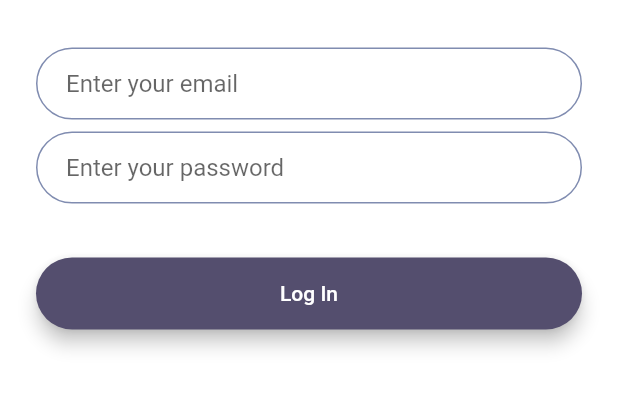
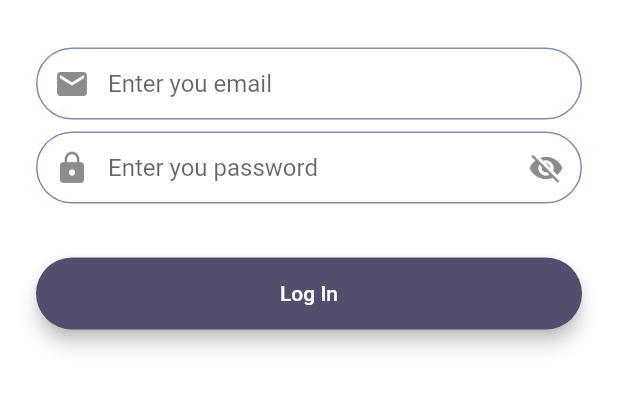
Before and after one commit to vivu001/chat-messenger, a Flutter app: the RegistrationScreen screen opened by its route, after a tap on "Register", on a phone screen of 412 x 824 dp, the part 509-920 px from its top. Run offline on Flutter 3.47's test engine with Material 2 defaults, Android fonts, the light colour scheme and no system bars; our stand-ins replace animated_text_kit.

Commit message:
added icons for input box & visibility for password

```diff
--- a/lib/constants.dart
+++ b/lib/constants.dart
@@ -31,4 +31,5 @@ const kInputBoxDecoration = InputDecoration(
   focusedBorder: OutlineInputBorder(
     borderSide: BorderSide(color: Color(0xFF808CB0), width: 2.0),
     borderRadius: BorderRadius.all(Radius.circular(32.0)),
-    ));
+  ),
+);
--- a/lib/screens/login_screen.dart
+++ b/lib/screens/login_screen.dart
@@ -14,6 +14,14 @@ class LoginScreen extends StatefulWidget {
 class _LoginScreenState extends State<LoginScreen> {
   String email;
   String password;
+
+  bool _isHidden = true;
+
+  void _toggleVisibility() {
+    setState(() {
+      _isHidden = !_isHidden;
+    });
+  }
 
   @override
   Widget build(BuildContext context) {
@@ -36,19 +44,30 @@ class _LoginScreenState extends State<LoginScreen> {
               height: 32.0,
             ),
             TextField(
-                onChanged: (value) {
-                  email = value;
-                },
-                decoration: kInputBoxDecoration.copyWith(hintText: 'Enter your email')),
-             SizedBox(
+              onChanged: (value) {
+                email = value;
+              },
+              decoration:
+              kInputBoxDecoration.copyWith(hintText: 'Enter you email')
+                  .copyWith(prefixIcon: Icon(Icons.email)),
+              keyboardAppearance: Brightness.dark,
+              keyboardType: TextInputType.emailAddress,
+            ),
+            SizedBox(
               height: 8.0,
             ),
             TextField(
               onChanged: (value) {
                 password = value;
               },
-              decoration: kInputBoxDecoration.copyWith(hintText: 'Enter your password'),
-              obscureText: true,
+              decoration: kInputBoxDecoration.copyWith(hintText: 'Enter you password').copyWith(
+                  prefixIcon: Icon(Icons.lock),
+                  suffixIcon: IconButton(
+                    onPressed: _toggleVisibility,
+                    icon: _isHidden ? Icon(Icons.visibility_off) : Icon(Icons.visibility),
+                  )),
+              obscureText: _isHidden,
+              keyboardAppearance: Brightness.dark,
             ),
             SizedBox(
               height: 20.0,
--- a/lib/screens/registration_screen.dart
+++ b/lib/screens/registration_screen.dart
@@ -14,6 +14,14 @@ class RegistrationScreen extends StatefulWidget {
 class _RegistrationScreenState extends State<RegistrationScreen> {
   String email;
   String password;
+
+  bool _isHidden = true;
+
+  void _toggleVisibility() {
+    setState(() {
+      _isHidden = !_isHidden;
+    });
+  }
 
   @override
   Widget build(BuildContext context) {
@@ -36,10 +44,15 @@ class _RegistrationScreenState extends State<RegistrationScreen> {
               height: 32.0,
             ),
             TextField(
-                onChanged: (value) {
-                  email = value;
-                },
-                decoration: kInputBoxDecoration.copyWith(hintText: 'Enter your email')),
+              onChanged: (value) {
+                email = value;
+              },
+              decoration:
+                  kInputBoxDecoration.copyWith(hintText: 'Enter you email')
+                      .copyWith(prefixIcon: Icon(Icons.email)),
+              keyboardAppearance: Brightness.dark,
+              keyboardType: TextInputType.emailAddress,
+            ),
             SizedBox(
               height: 8.0,
             ),
@@ -47,8 +60,14 @@ class _RegistrationScreenState extends State<RegistrationScreen> {
               onChanged: (value) {
                 password = value;
               },
-              decoration: kInputBoxDecoration.copyWith(hintText: 'Enter your password'),
-              obscureText: true,
+              decoration: kInputBoxDecoration.copyWith(hintText: 'Enter you password').copyWith(
+                  prefixIcon: Icon(Icons.lock),
+                  suffixIcon: IconButton(
+                    onPressed: _toggleVisibility,
+                    icon: _isHidden ? Icon(Icons.visibility_off) : Icon(Icons.visibility),
+                  )),
+              obscureText: _isHidden,
+              keyboardAppearance: Brightness.dark,
             ),
             SizedBox(
               height: 20.0,
--- a/lib/screens/welcome_screen.dart
+++ b/lib/screens/welcome_screen.dart
@@ -56,7 +56,7 @@ class _WelcomeScreenState extends State<WelcomeScreen> with SingleTickerProvider
                   text: ['Corona Chat'],
                   textStyle: TextStyle(
                       fontSize: 40.0,
-                      fontFamily: "Lariess Regular",
+                      fontFamily: "Pacifico",
                       fontWeight: FontWeight.w900,
                       color: Colors.white),
                 )
--- a/pubspec.yaml
+++ b/pubspec.yaml
@@ -25,3 +25,8 @@ flutter:
 
   assets:
   - images/
+
+fonts:
+  - family: Pacifico
+    fonts:
+      - asset: fonts/Pacifico-Regular.ttf
```
Also changed, not shown: fonts/Pacifico-Regular.ttf (added). Lines whose indentation alone changed are shown as unchanged.
